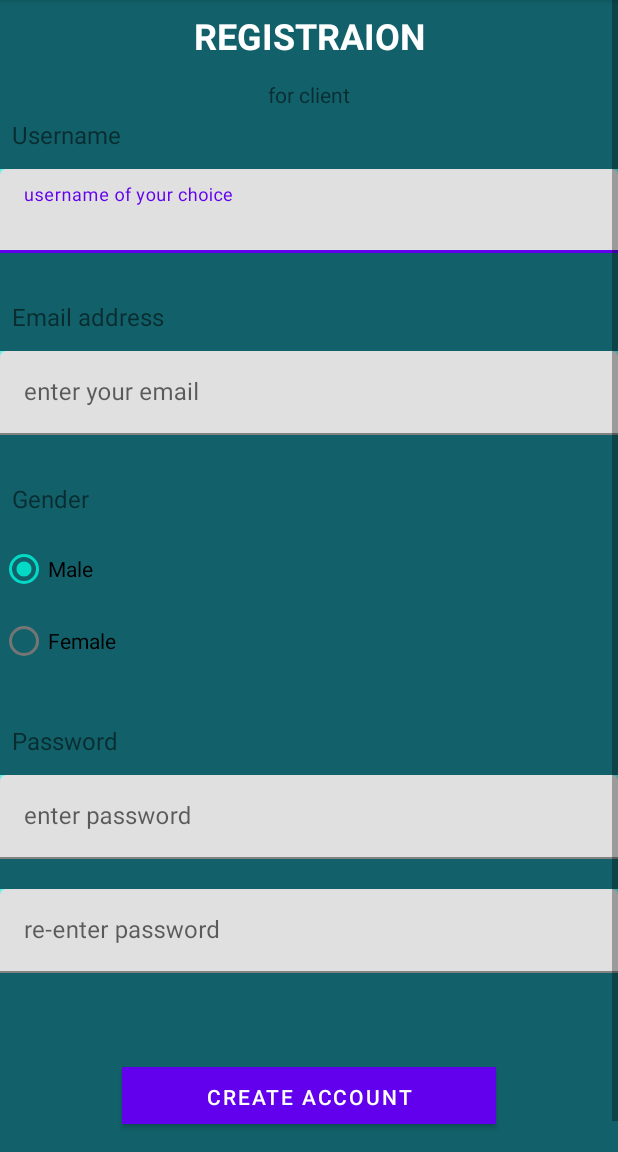
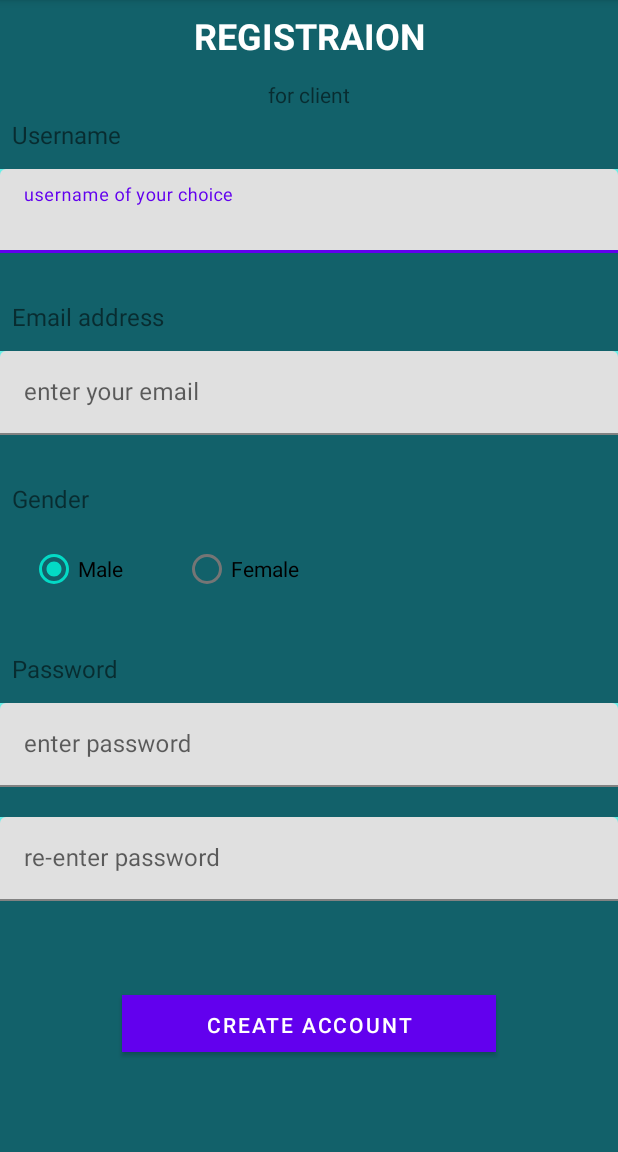
Before and after one commit to NeoMaja/coms-3009a-bankingsystem, an Android app: the register screen opened directly, with no data from a screen before it, on a phone screen of 412 x 824 dp, the part 84-1236 px from its top. Run offline under Robolectric (Android 15) with nearby library versions, the phone set to English and light mode, and no system bars.

Commit message:
Made radio buttons horizontal

```diff
--- a/app/src/main/res/layout/activity_register.xml
+++ b/app/src/main/res/layout/activity_register.xml
@@ -91,7 +91,8 @@
             <RadioGroup
                 android:id="@+id/radiosex"
                 android:layout_width="wrap_content"
-                android:layout_height="wrap_content">
+                android:layout_height="wrap_content"
+                android:orientation="horizontal">
 
                 <RadioButton
                     android:id="@+id/Male_id"
@@ -99,13 +100,18 @@
                     android:layout_width="wrap_content"
                     android:layout_height="wrap_content"
                     android:checked="true"
-                    android:text="Male" />
+                    android:text="Male"
+                    android:layout_marginLeft="20dp"/>
+
 
                 <RadioButton
                     android:id="@+id/Female"
                     android:layout_width="wrap_content"
                     android:layout_height="wrap_content"
-                    android:text="Female" />
+                    android:text="Female"
+                    android:layout_marginLeft="40dp"/>
+
+
 
             </RadioGroup>
 
```
